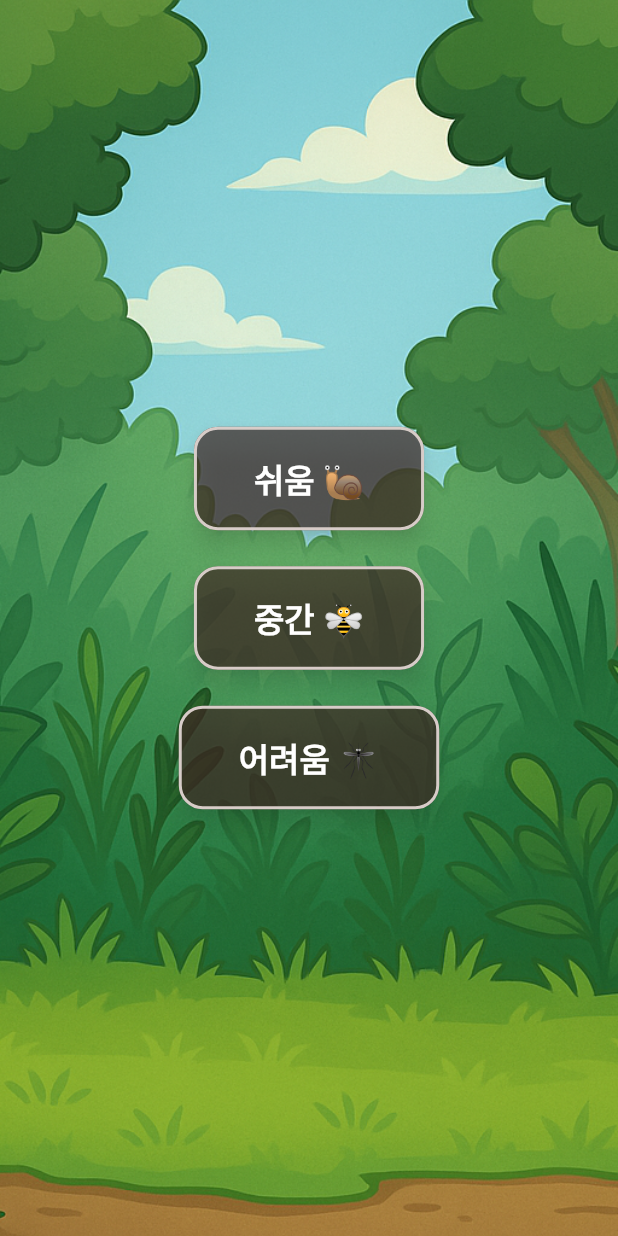
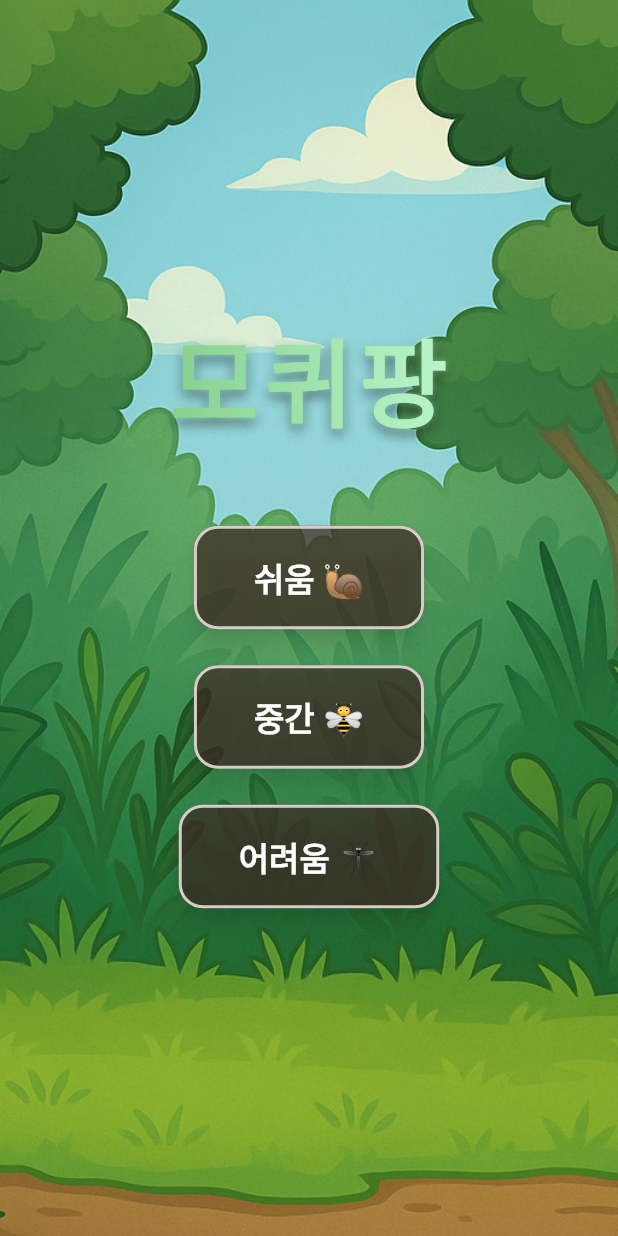
Before and after one commit to niw5924/moquipang, a Flutter app: the screen it shows after launch, on a phone screen of 412 x 824 dp. Run offline on Flutter 3.47's test engine with Material 3 defaults, Android fonts, the phone set to English and light mode, and no system bars; missing offline and left inert: flame, flame_audio.

Commit message:
feat: [main] 게임 타이틀 추가

```diff
--- a/lib/main.dart
+++ b/lib/main.dart
@@ -28,15 +28,41 @@ class DifficultySelectPage extends StatelessWidget {
           Center(
             child: Column(
               mainAxisAlignment: MainAxisAlignment.center,
-              children:
-                  Difficulty.values.map((difficulty) {
+              children: [
+                // 게임 타이틀
+                Text(
+                  '모퀴팡',
+                  style: TextStyle(
+                    fontSize: 64,
+                    fontWeight: FontWeight.w900,
+                    foreground:
+                        Paint()
+                          ..shader = const LinearGradient(
+                            colors: [Color(0xFF66BB6A), Color(0xFFB9F6CA)],
+                          ).createShader(Rect.fromLTWH(0, 0, 300, 80)),
+                    shadows: [
+                      Shadow(
+                        offset: Offset(0, 4),
+                        blurRadius: 10.0,
+                        color: Colors.black.withValues(alpha: 0.5),
+                      ),
+                      Shadow(
+                        offset: Offset(0, 0),
+                        blurRadius: 6.0,
+                        color: Color(0xFFB9F6CA).withValues(alpha: 0.5),
+                      ),
+                    ],
+                    letterSpacing: 4,
+                  ),
+                ),
+                const SizedBox(height: 40),
+                // 난이도 버튼
+                ...Difficulty.values.map((difficulty) {
                   return Padding(
                     padding: const EdgeInsets.symmetric(vertical: 12.0),
                     child: ElevatedButton(
                       style: ElevatedButton.styleFrom(
-                          backgroundColor: const Color(
-                            0xFF3E2723,
-                          ).withValues(alpha: 0.7),
+                        backgroundColor: const Color(0xFF3E2723).withAlpha(180),
                         foregroundColor: Colors.white,
                         textStyle: const TextStyle(
                           fontSize: 22,
@@ -70,7 +96,8 @@ class DifficultySelectPage extends StatelessWidget {
                       child: Text(difficulty.label),
                     ),
                   );
-                  }).toList(),
+                }),
+              ],
             ),
           ),
         ],
```
Lines whose indentation alone changed are shown as unchanged.
